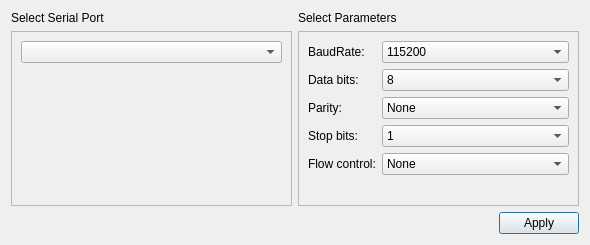
The window that Serial/serialsettings.ui (learniuH/Qt) describes before a commit, drawn with Qt 5.
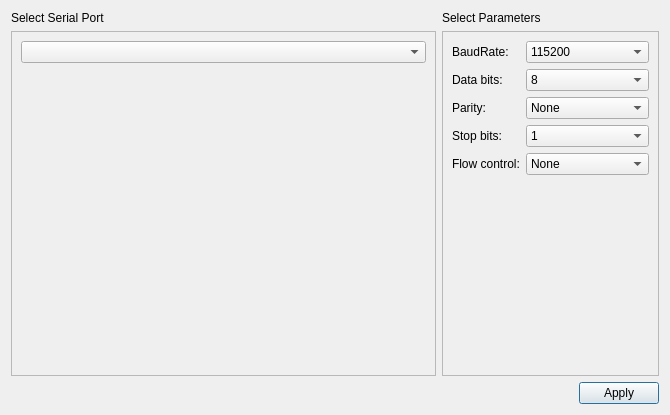
The same window after the commit.

The edit to the form file:
```diff
--- a/Serial/serialsettings.ui
+++ b/Serial/serialsettings.ui
@@ -6,8 +6,8 @@
    <rect>
     <x>0</x>
     <y>0</y>
-    <width>590</width>
-    <height>245</height>
+    <width>670</width>
+    <height>415</height>
    </rect>
   </property>
   <property name="windowTitle">
@@ -28,8 +28,8 @@
        <item>
         <widget class="QFrame" name="frame">
          <property name="sizePolicy">
-          <sizepolicy hsizetype="Preferred" vsizetype="Expanding">
-           <horstretch>0</horstretch>
+          <sizepolicy hsizetype="Expanding" vsizetype="Expanding">
+           <horstretch>7</horstretch>
            <verstretch>0</verstretch>
           </sizepolicy>
          </property>
@@ -40,8 +40,21 @@
           <enum>QFrame::Raised</enum>
          </property>
          <layout class="QVBoxLayout" name="verticalLayout_4">
-          <item alignment="Qt::AlignTop">
-           <widget class="QComboBox" name="comboBox"/>
+          <item>
+           <widget class="QComboBox" name="serialPortCombo"/>
+          </item>
+          <item>
+           <widget class="QLabel" name="serialPortInfo">
+            <property name="sizePolicy">
+             <sizepolicy hsizetype="Preferred" vsizetype="Expanding">
+              <horstretch>0</horstretch>
+              <verstretch>0</verstretch>
+             </sizepolicy>
+            </property>
+            <property name="text">
+             <string/>
+            </property>
+           </widget>
           </item>
          </layout>
         </widget>
@@ -61,7 +74,7 @@
         <widget class="QFrame" name="frame_2">
          <property name="sizePolicy">
           <sizepolicy hsizetype="Preferred" vsizetype="Expanding">
-           <horstretch>0</horstretch>
+           <horstretch>3</horstretch>
            <verstretch>0</verstretch>
           </sizepolicy>
          </property>
```
Left out of the diff: 2 changed lines with no effect on the pictures.
